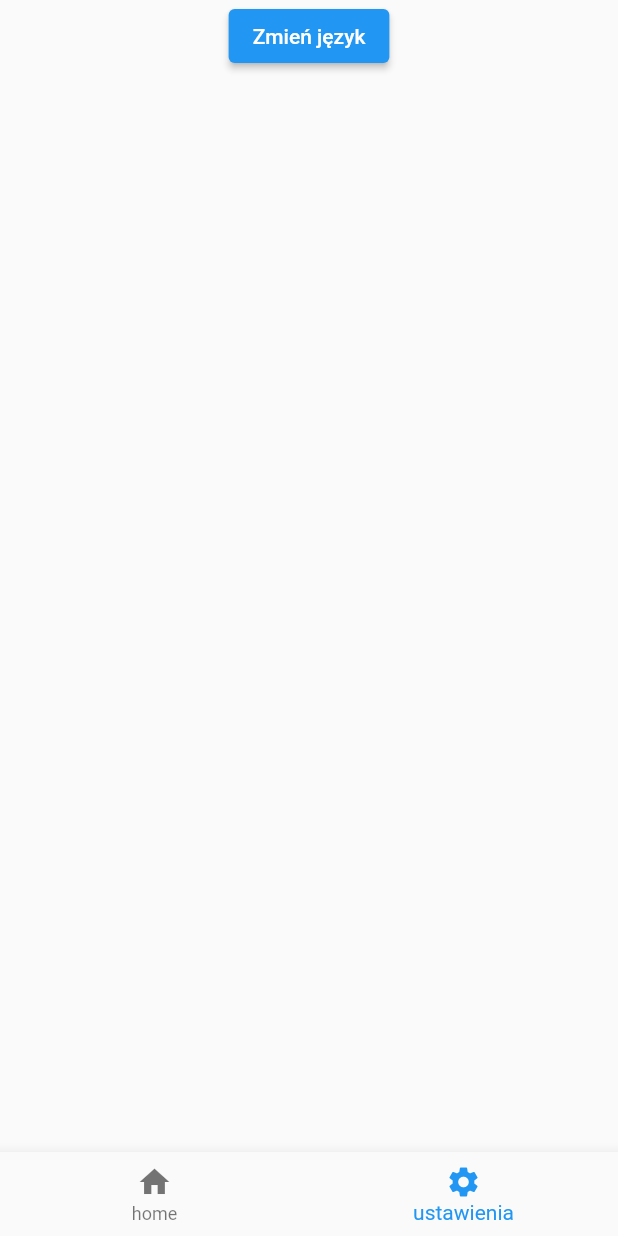
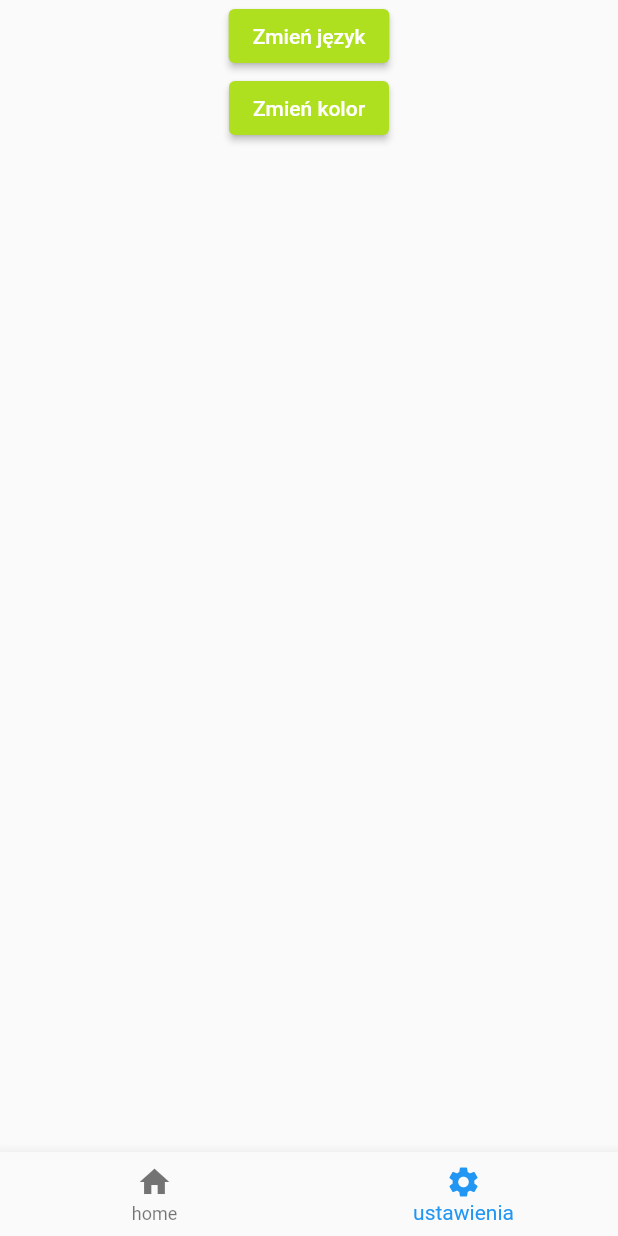
Before and after one commit to JQbss/flutter_basic_components, a Flutter app: the screen it shows after launch, item 2 of the bottom bar chosen, on a phone screen of 412 x 824 dp. Run offline on Flutter 3.47's test engine with Material 2 defaults, Android fonts, the phone set to English and light mode, and no system bars; generated files the repository leaves out were written again.

Commit message:
change themes

```diff
--- a/lib/l10n/app_en.arb
+++ b/lib/l10n/app_en.arb
@@ -2,5 +2,8 @@
   "loading": "Loading...",
   "home": "home",
   "settings" : "settings",
-  "changeLanguage" : "Change language"
+  "changeLanguage" : "Change language",
+  "changeTheme" : "Change theme",
+  "light": "light",
+  "dark": "dark"
 }
--- a/lib/l10n/app_pl.arb
+++ b/lib/l10n/app_pl.arb
@@ -2,5 +2,8 @@
   "loading": "Ładowanie...",
   "home": "home",
   "settings" : "ustawienia",
-  "changeLanguage" : "Zmień język"
+  "changeLanguage" : "Zmień język",
+  "changeTheme" : "Zmień kolor",
+  "light": "jasny",
+  "dark": "ciemny"
 }
--- /dev/null
+++ b/lib/provider/theme_provider.dart
@@ -0,0 +1,24 @@
+import 'package:flutter/cupertino.dart';
+
+class ThemeProvider with ChangeNotifier{
+  static Map<String, dynamic> _theme = CustomThemes.lightColors;
+
+  Map<String,dynamic> get theme{
+    return _theme;
+  }
+
+  set theme(Map<String,dynamic> newTheme){
+    _theme=newTheme;
+    notifyListeners();
+  }
+}
+
+class CustomThemes{
+  static Map<String,dynamic> lightColors = {
+    "defaultButton": 0xFFAFE01F,
+  };
+
+  static Map<String,dynamic> darkColors = {
+    "defaultButton":0xFF019402,
+  };
+}
--- a/lib/view/general/settings/change_language/change_language.dart
+++ b/lib/view/general/settings/change_language/change_language.dart
@@ -9,7 +9,7 @@ class ChangeLanguage extends StatelessWidget {
   @override
   Widget build(BuildContext context) {
     return ChangeNotifierProvider(
-      create: (context) => SettingsViewModel(),
+      create: (context) => SettingsViewModel(context: context),
       child: Builder(
         builder: (context){
           SettingsViewModel settingsViewModel = Provider.of<SettingsViewModel>(context);
--- a/lib/view/general/settings/settings.dart
+++ b/lib/view/general/settings/settings.dart
@@ -1,5 +1,6 @@
 import 'package:flutter/material.dart';
 import 'package:flutter_basic_components/view/general/settings/change_language/change_language.dart';
+import 'package:flutter_basic_components/view/general/settings/change_theme/change_theme.dart';
 import 'package:flutter_basic_components/view/general/settings/settings_main/settings_main.dart';
 import 'package:flutter_basic_components/view_model/home/settings/settings_view_model.dart';
 import 'package:provider/provider.dart';
@@ -10,18 +11,25 @@ class Settings extends StatelessWidget {
   @override
   Widget build(BuildContext context) {
     return ChangeNotifierProvider(
-      create: (context) => SettingsViewModel(),
+      create: (context) => SettingsViewModel(context: context),
       child: Builder(
         builder: (context) {
           SettingsViewModel settingsViewModel = Provider.of(context);
           settingsViewModel.pageController = PageController(initialPage: 0, keepPage: false);
-          return Scaffold(
+          return WillPopScope(
+            onWillPop: () async{
+              settingsViewModel.pageController.jumpToPage(0);
+              return false;
+            },
+            child: Scaffold(
               body: PageView(
                 controller: settingsViewModel.pageController,
                 children: [
                   SettingsMain(),
                   ChangeLanguage(),
+                  ChangeTheme(),
                 ],
+              ),
             ),
           );
         }
--- a/lib/view/general/settings/settings_main/settings_main.dart
+++ b/lib/view/general/settings/settings_main/settings_main.dart
@@ -1,4 +1,5 @@
 import 'package:flutter/material.dart';
+import 'package:flutter_basic_components/provider/theme_provider.dart';
 import 'package:flutter_basic_components/view_model/home/settings/settings_view_model.dart';
 import 'package:provider/provider.dart';
 import 'package:flutter_gen/gen_l10n/app_localizations.dart';
@@ -10,11 +11,24 @@ class SettingsMain extends StatelessWidget {
   Widget build(BuildContext context) {
     return Builder(
       builder: (context) {
-        SettingsViewModel settingsViewModel = Provider.of(context);
+        SettingsViewModel settingsViewModel = Provider.of<SettingsViewModel>(context);
         return SafeArea(
             child: Column(
               children: [
-                ElevatedButton(onPressed: ()=>{settingsViewModel.pageController.jumpToPage(1)}, child: Text(AppLocalizations.of(context)!.changeLanguage),)
+                ElevatedButton(
+                  onPressed: ()=>{settingsViewModel.pageController.jumpToPage(1)},
+                  child: Text(AppLocalizations.of(context)!.changeLanguage),
+                  style: ButtonStyle(
+                    backgroundColor: MaterialStateProperty.all(Color(ThemeProvider().theme["defaultButton"])),
+                  ),
+                ),
+                ElevatedButton(
+                  onPressed: ()=>{settingsViewModel.pageController.jumpToPage(2)},
+                  child: Text(AppLocalizations.of(context)!.changeTheme),
+                  style: ButtonStyle(
+                    backgroundColor: MaterialStateProperty.all(Color(ThemeProvider().theme["defaultButton"])),
+                  ),
+                )
               ],
             )
         );
--- a/lib/view/loader/loader.dart
+++ b/lib/view/loader/loader.dart
@@ -1,5 +1,6 @@
 import 'package:flutter/material.dart';
 import 'package:flutter_basic_components/provider/change_language_provider.dart';
+import 'package:flutter_basic_components/provider/theme_provider.dart';
 import 'package:flutter_basic_components/view/general/general.dart';
 import 'package:flutter_basic_components/view/loader/splashscreen/splashscreen.dart';
 import 'package:provider/provider.dart';
@@ -11,7 +12,8 @@ class Loader extends StatelessWidget {
   @override
   Widget build(BuildContext context) {
     return MultiProvider(providers: [
-      ChangeNotifierProvider<ChangeLanguageProvider>(create: (context) => ChangeLanguageProvider())
+      ChangeNotifierProvider<ChangeLanguageProvider>(create: (context) => ChangeLanguageProvider()),
+      ChangeNotifierProvider<ThemeProvider>(create: (context) => ThemeProvider()),
     ],
     child: Builder(
       builder: (context){
@@ -22,7 +24,7 @@ class Loader extends StatelessWidget {
           supportedLocales: AppLocalizations.supportedLocales,
           initialRoute: '/',
           routes: {
-            '/home': (context) => const General(),
+            '/general': (context) => const General(),
           },
           home: const Splashscreen(),
         );
--- a/lib/view_model/home/settings/settings_view_model.dart
+++ b/lib/view_model/home/settings/settings_view_model.dart
@@ -1,16 +1,32 @@
 import 'package:flutter/material.dart';
 import 'package:flutter_basic_components/provider/change_language_provider.dart';
+import 'package:flutter_basic_components/provider/theme_provider.dart';
 import 'package:provider/provider.dart';
+import 'package:flutter_gen/gen_l10n/app_localizations.dart';
 
 class SettingsViewModel with ChangeNotifier{
+
+  BuildContext context;
   PageController pageController = PageController();
   final List<DropdownMenuItem<String>>? _languages =[
     const DropdownMenuItem(child: Text("Polski"), value: "pl"),
     const DropdownMenuItem(child: Text("English"), value: "en"),
   ];
-  String currentLanguage = "pl";
+  final List<DropdownMenuItem<Map<String,dynamic>>> _colors = [
+    DropdownMenuItem(child: Text("Jasny"), value: CustomThemes.lightColors),
+    DropdownMenuItem(child: Text("Ciemny"), value: CustomThemes.darkColors,)
+  ];
+
+  SettingsViewModel({required this.context});
+  String currentLanguage = ChangeLanguageProvider().currentLocale.toString();
+  Map<String,dynamic> currentTheme = ThemeProvider().theme;
+
   List<DropdownMenuItem<String>>? get languages{
     return _languages;
+  }
+
+  List<DropdownMenuItem<Map<String,dynamic>>> get colors{
+    return _colors;
   }
 
   changeLanguageHandler(String? value, BuildContext context){
@@ -18,4 +34,11 @@ class SettingsViewModel with ChangeNotifier{
     context.read<ChangeLanguageProvider>().currentLocale=Locale(value);
     notifyListeners();
   }
+
+  changeColorHandler(Map<String,dynamic>? value, BuildContext context){
+    currentTheme=value!;
+    context.read<ThemeProvider>().theme = value;
+    notifyListeners();
+  }
+
 }
--- a/lib/view_model/loader/loader_view_model.dart
+++ b/lib/view_model/loader/loader_view_model.dart
@@ -4,7 +4,7 @@ import 'package:flutter/scheduler.dart';
 class LoaderViewModel with ChangeNotifier{
   loadDataHandler(BuildContext context){
     SchedulerBinding.instance?.addPostFrameCallback((_) {
-      Navigator.pushNamedAndRemoveUntil(context, "/home", (route)=>false);
+      Navigator.pushNamedAndRemoveUntil(context, "/general", (route)=>false);
     });
   }
 }
```
Also changed, not shown: lib/view/general/settings/change_theme/change_theme.dart (added, +34 -0 lines). Lines whose indentation alone changed are shown as unchanged.
